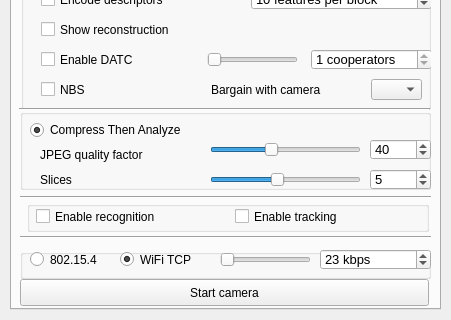
Before: the Qt Designer form gui/camerasettings.ui in greeneyesproject/testbed-demo, drawn with Qt 5; both pictures show x 0 to 451 and y 211 to 531 of the 451 by 531 pixel window.
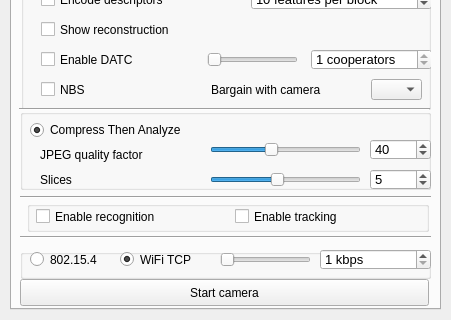
After: the same form once the commit is applied.

What changed in the file:
```diff
--- a/gui/camerasettings.ui
+++ b/gui/camerasettings.ui
@@ -440,16 +440,16 @@
      <string> kbps</string>
     </property>
     <property name="minimum">
-     <number>20</number>
+     <number>1</number>
     </property>
     <property name="maximum">
-     <number>9000</number>
+     <number>8000</number>
     </property>
     <property name="singleStep">
      <number>50</number>
     </property>
     <property name="value">
-     <number>23</number>
+     <number>1</number>
     </property>
    </widget>
   </widget>
```
Left out of the diff: 4 changed lines with no effect on the pictures.
